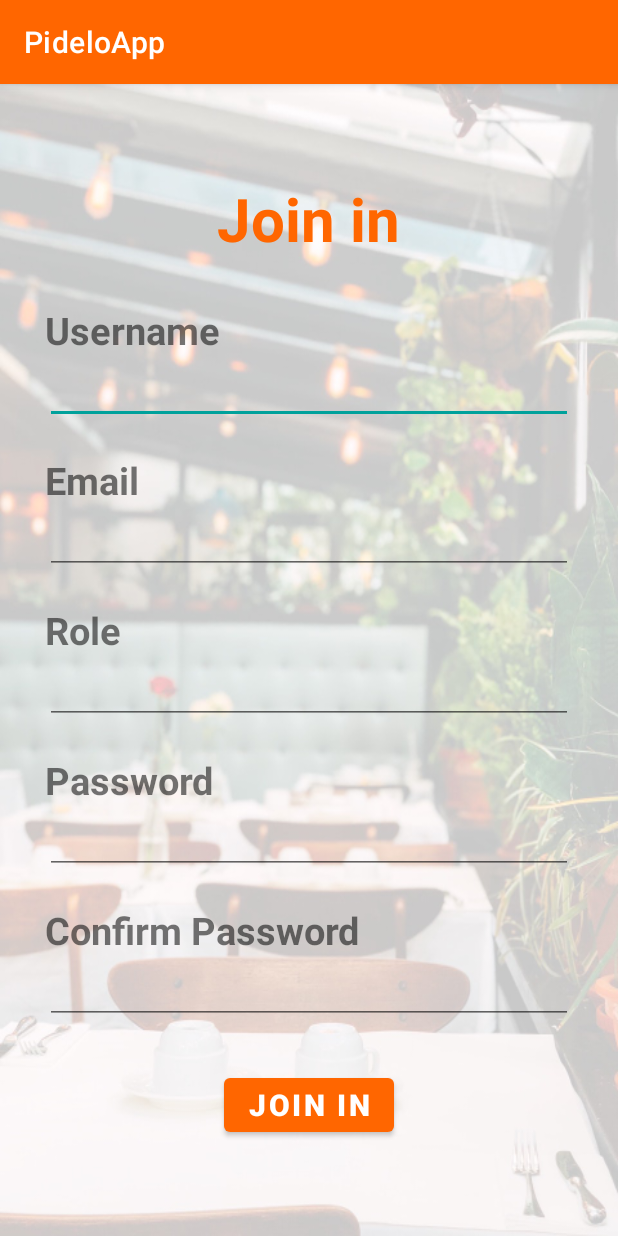
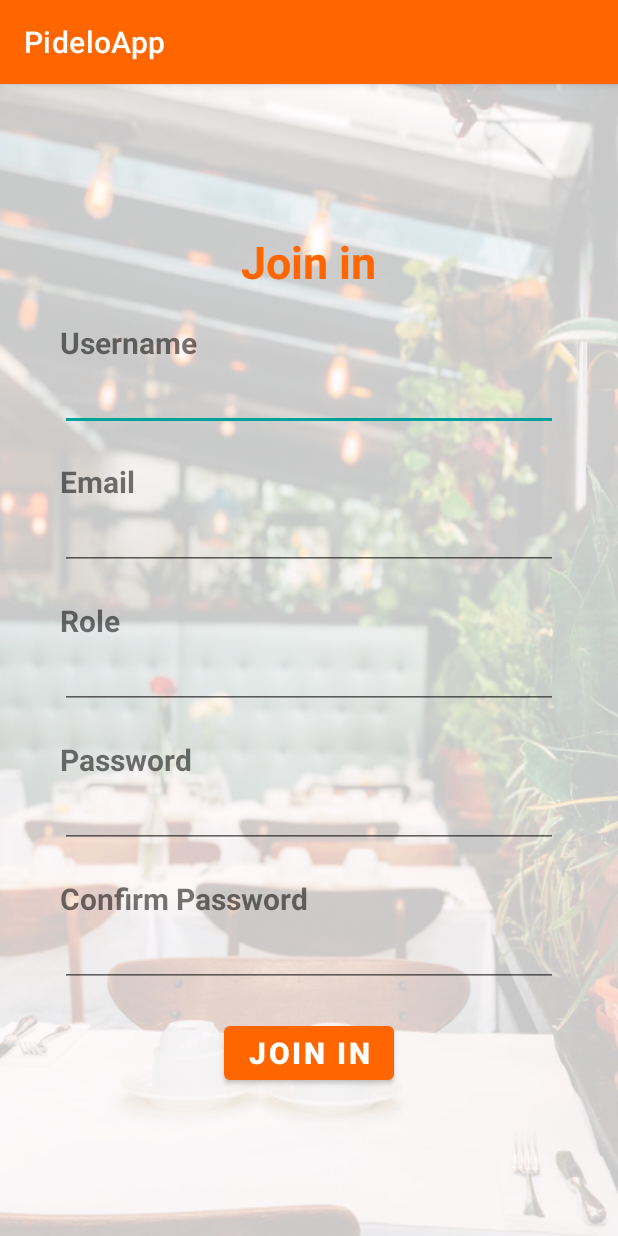
Before and after one commit to danielCH26/DevelopX-TeamMovil, an Android app: the JoinIn screen opened directly, with no data from a screen before it, on a phone screen of 412 x 824 dp. Run offline under Robolectric (Android 15) with nearby library versions, the phone set to English and light mode, and no system bars.

Commit message:
Ajustes para diseño en pantalla de registro

```diff
--- a/app/src/main/res/layout/activity_join_in.xml
+++ b/app/src/main/res/layout/activity_join_in.xml
@@ -14,17 +14,18 @@
         android:layout_weight="1"
         android:orientation="vertical"
         android:gravity="center_vertical"
-        android:layout_margin="30dp">
+        android:layout_marginVertical="15dp"
+        android:layout_marginHorizontal="40dp">
 
         <TextView
             android:id="@+id/txtvJoinIn"
             android:layout_width="wrap_content"
             android:layout_height="wrap_content"
             android:text="@string/txtBtnJoinIn"
-            android:textSize="40dp"
+            android:textSize="30dp"
             android:textStyle="bold"
             android:layout_gravity="center"
-            android:layout_marginBottom="30dp"
+            android:layout_marginBottom="20dp"
             android:textColor="@color/naranja" />
 
         <TextView
@@ -32,7 +33,7 @@
             android:layout_width="wrap_content"
             android:layout_height="wrap_content"
             android:text="@string/txtUser"
-            android:textSize="25dp"
+            android:textSize="20dp"
             android:textStyle="bold"/>
 
         <EditText
@@ -46,7 +47,7 @@
             android:layout_width="wrap_content"
             android:layout_height="wrap_content"
             android:text="@string/txtEmail"
-            android:textSize="25dp"
+            android:textSize="20dp"
             android:textStyle="bold"
             android:layout_marginTop="20dp"/>
 
@@ -61,7 +62,7 @@
             android:layout_width="wrap_content"
             android:layout_height="wrap_content"
             android:text="@string/txtRole"
-            android:textSize="25dp"
+            android:textSize="20dp"
             android:textStyle="bold"
             android:layout_marginTop="20dp"/>
 
@@ -76,7 +77,7 @@
             android:layout_width="wrap_content"
             android:layout_height="wrap_content"
             android:text="@string/txtPassword"
-            android:textSize="25dp"
+            android:textSize="20dp"
             android:textStyle="bold"
             android:layout_marginTop="20dp"/>
 
@@ -92,7 +93,7 @@
             android:layout_width="wrap_content"
             android:layout_height="wrap_content"
             android:text="@string/txtConfirmPassword"
-            android:textSize="25dp"
+            android:textSize="20dp"
             android:textStyle="bold"
             android:layout_marginTop="20dp"/>
 
@@ -109,7 +110,7 @@
             android:layout_height="wrap_content"
             android:onClick="onJoinIn"
             android:text="@string/txtBtnJoinIn"
-            android:layout_marginTop="30dp"
+            android:layout_marginTop="20dp"
             android:textSize="20dp"
             android:textStyle="bold"
             android:layout_gravity="center_horizontal"/>
```
